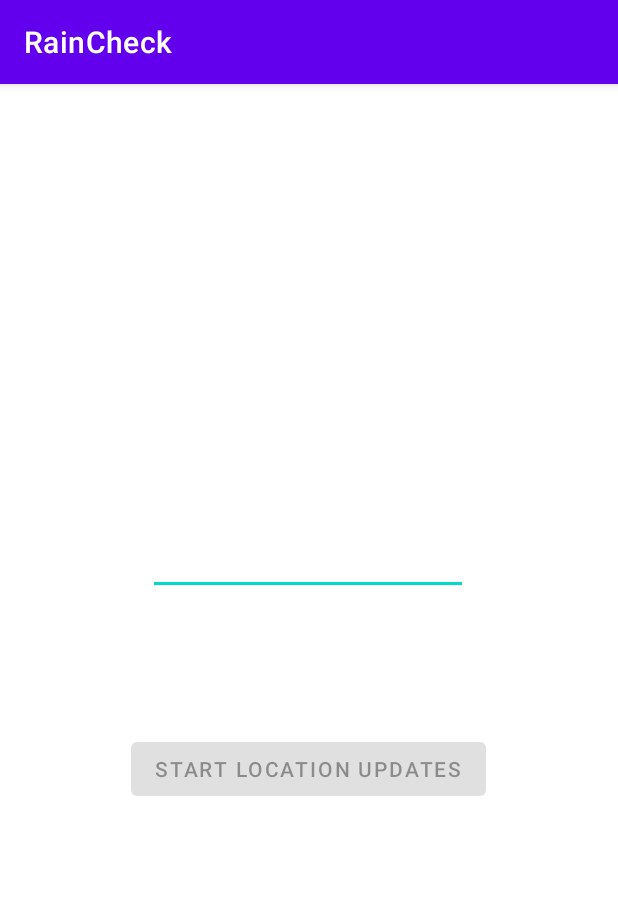
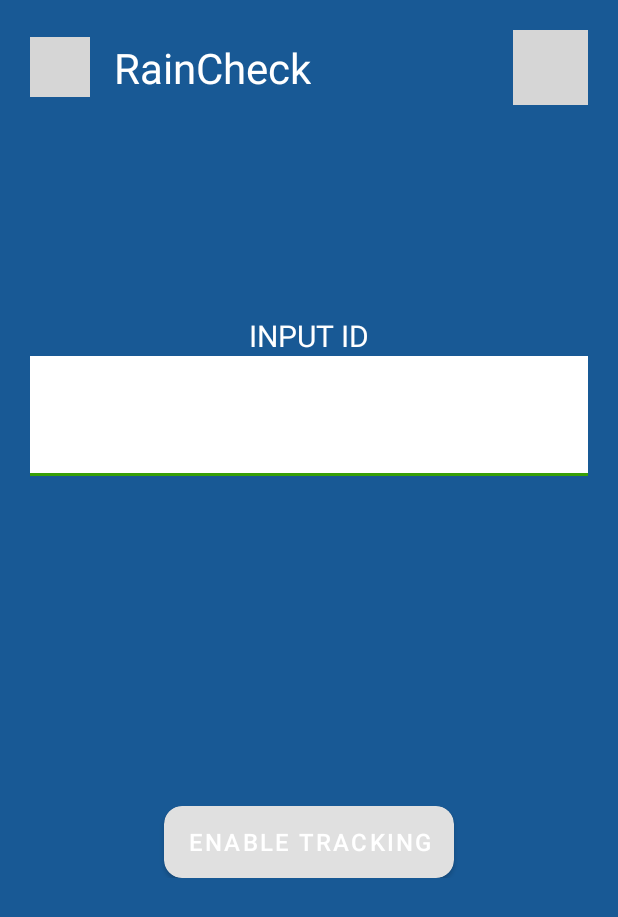
Before and after one commit to dlcscar412/Nowcast_Mobile_App, an Android app: the screen it shows after launch (MainActivity), on a phone screen of 412 x 824 dp. Shown: the top 917 px of the screen. Run offline under Robolectric (Android 15) with nearby library versions, the phone set to English and light mode, and no system bars; our stand-ins replace Firebase (no records; nobody signed in at launch, a user with empty details on screens opened directly); grey boxes are pictures that could not be loaded.

Commit message:
Initial Commit of App Alpha Build

```diff
--- a/app/src/main/java/com/example/nowcast/MainActivity.kt
+++ b/app/src/main/java/com/example/nowcast/MainActivity.kt
@@ -1,6 +1,7 @@
 package com.example.nowcast
 
 import android.Manifest
+import android.annotation.SuppressLint
 import android.content.pm.PackageManager
 import android.location.Location
 import androidx.appcompat.app.AppCompatActivity
@@ -20,10 +21,14 @@ import com.google.firebase.database.FirebaseDatabase
 import android.content.SharedPreferences;
 import android.text.Editable
 import android.text.TextWatcher
+import android.view.View
+import android.widget.TextView
+import com.google.android.material.textfield.TextInputEditText
 
 class MainActivity : AppCompatActivity() {
     private lateinit var startBtn: Button
-    private lateinit var idEditText: EditText
+    private lateinit var idEditText: TextInputEditText
+    private lateinit var idTrackingText: TextView
     private var locationUpdatesEnabled = false
 
     private lateinit var databaseReference: DatabaseReference
@@ -63,9 +68,11 @@ class MainActivity : AppCompatActivity() {
         locationUpdatesEnabled = false
 
         startBtn = findViewById(R.id.btn_start)
+        idEditText = findViewById(R.id.editTextId)
+        idTrackingText = findViewById(R.id.trackingTextId)
+
         startBtn.isEnabled = false
-        idEditText = findViewById(R.id.editTextId)
-
+        idTrackingText.visibility = View.GONE
         idEditText.addTextChangedListener(object : TextWatcher {
             override fun beforeTextChanged(p0: CharSequence?, p1: Int, p2: Int, p3: Int) {
             }
@@ -93,6 +100,7 @@ class MainActivity : AppCompatActivity() {
         }
     }
 
+    @SuppressLint("MissingPermission")
     private fun getLocationUpdates() {
         val locationRequest = LocationRequest.create().apply {
             priority = LocationRequest.PRIORITY_HIGH_ACCURACY
@@ -104,15 +112,17 @@ class MainActivity : AppCompatActivity() {
 
     private fun startLocationUpdates() {
         locationUpdatesEnabled = true
-        startBtn.text = "Stop Location Updates"
+        startBtn.text = "Disable Tracking"
         getLocationUpdates()
         idEditText.isEnabled = false
+        idTrackingText.visibility = View.VISIBLE
     }
 
     private fun stopLocationUpdates() {
         locationUpdatesEnabled = false
-        startBtn.text = "Start Location Updates"
+        startBtn.text = "Enable Tracking"
         fusedLocationProviderClient.removeLocationUpdates(locationCallback)
         idEditText.isEnabled = true
+        idTrackingText.visibility = View.GONE
     }
 }
--- a/app/src/main/res/layout/activity_main.xml
+++ b/app/src/main/res/layout/activity_main.xml
@@ -1,35 +1,113 @@
 <?xml version="1.0" encoding="utf-8"?>
-<androidx.constraintlayout.widget.ConstraintLayout xmlns:android="http://schemas.android.com/apk/res/android"
+<LinearLayout xmlns:android="http://schemas.android.com/apk/res/android"
     xmlns:app="http://schemas.android.com/apk/res-auto"
     xmlns:tools="http://schemas.android.com/tools"
     android:layout_width="match_parent"
     android:layout_height="match_parent"
+    android:orientation="vertical"
+    android:background="@color/bg_color_blue"
     tools:context=".MainActivity">
+    <RelativeLayout
+        android:layout_width="match_parent"
+        android:layout_height="wrap_content"
+        android:padding="20dp">
+        <ImageView
+            android:id="@+id/menu_icon"
+            android:layout_alignParentLeft="true"
+            android:layout_centerVertical="true"
+            android:layout_height="40dp"
+            android:layout_width="40dp"
+            android:src="@drawable/menu_icon" />
 
-    <Button
-        android:id="@+id/btn_start"
-        android:layout_width="wrap_content"
+        <TextView
+            android:id="@+id/app_name"
+            android:layout_toRightOf="@+id/menu_icon"
+            android:layout_marginLeft="16dp"
+            android:layout_centerVertical="true"
+            android:layout_width="wrap_content"
+            android:layout_height="wrap_content"
+            android:text="@string/app_name"
+            android:textColor="@color/white"
+            android:textSize="28sp" />
+
+        <ImageView
+            android:layout_alignParentRight="true"
+            android:layout_centerVertical="true"
+            android:layout_height="50dp"
+            android:layout_width="50dp"
+            android:src="@drawable/driver_photo" />
+    </RelativeLayout>
+    <RelativeLayout
+        android:layout_width="match_parent"
         android:layout_height="wrap_content"
-        android:text="Start Location Updates"
-        app:layout_constraintBottom_toBottomOf="parent"
-        app:layout_constraintEnd_toEndOf="parent"
-        app:layout_constraintHorizontal_bias="0.498"
-        app:layout_constraintStart_toStartOf="parent"
-        app:layout_constraintTop_toTopOf="parent"
-        app:layout_constraintVertical_bias="0.601" />
+        android:layout_marginTop="100dp"
+        android:padding="20dp">
+        <TextView
+            android:id="@+id/inputId"
+            android:layout_width="wrap_content"
+            android:layout_height="wrap_content"
+            android:layout_centerHorizontal="true"
+            android:text="INPUT ID"
+            android:textColor="@color/white"
+            android:textSize="20dp" />
+        <com.google.android.material.textfield.TextInputLayout
+            android:layout_width="match_parent"
+            android:layout_height="wrap_content"
+            android:layout_below="@id/inputId">
 
-    <EditText
-        android:id="@+id/editTextId"
-        android:layout_width="wrap_content"
+            <com.google.android.material.textfield.TextInputEditText
+                android:id="@+id/editTextId"
+                android:layout_width="match_parent"
+                android:layout_height="80dp"
+                android:textSize="32dp"
+                android:inputType="textPersonName"
+                android:text="Text"
+                android:textAlignment="center"
+                android:textColor="@color/black"
+                android:background="@color/white"
+                android:layout_centerHorizontal="true"/>
+        </com.google.android.material.textfield.TextInputLayout>
+    </RelativeLayout>
+    <RelativeLayout
+        android:layout_width="match_parent"
         android:layout_height="wrap_content"
-        android:ems="10"
-        android:inputType="textPersonName"
-        android:text="Name"
-        app:layout_constraintBottom_toBottomOf="parent"
-        app:layout_constraintEnd_toEndOf="parent"
-        app:layout_constraintHorizontal_bias="0.497"
-        app:layout_constraintStart_toStartOf="parent"
-        app:layout_constraintTop_toTopOf="parent"
-        app:layout_constraintVertical_bias="0.409" />
+        android:layout_marginTop="50dp"
+        android:layout_gravity="bottom"
+        android:padding="10dp">
 
-</androidx.constraintlayout.widget.ConstraintLayout>
+        <TextView
+            android:id="@+id/trackingTextId"
+            android:layout_width="wrap_content"
+            android:layout_height="wrap_content"
+            android:layout_centerInParent="true"
+            android:text="Tracking Enabled"
+            android:textColor="@color/white"
+            android:textSize="32dp" />
+    </RelativeLayout>
+    <RelativeLayout
+        android:layout_width="match_parent"
+        android:layout_height="wrap_content"
+        android:layout_marginTop="120dp"
+        android:layout_gravity="bottom"
+        android:padding="20dp">
+
+        <androidx.cardview.widget.CardView
+            android:layout_width="wrap_content"
+            android:layout_height="wrap_content"
+            android:layout_centerHorizontal="true"
+            app:cardCornerRadius="12dp">
+
+            <Button
+                android:id="@+id/btn_start"
+                android:layout_width="wrap_content"
+                android:layout_height="wrap_content"
+                android:text="Enable Tracking"
+                android:background="@color/colorPrimary"
+                android:textColor="@color/white"
+                android:textSize="16dp"
+                />
+
+        </androidx.cardview.widget.CardView>
+    </RelativeLayout>
+
+</LinearLayout>
--- a/app/src/main/res/values-night/themes.xml
+++ b/app/src/main/res/values-night/themes.xml
@@ -1,16 +1,12 @@
 <resources xmlns:tools="http://schemas.android.com/tools">
     <!-- Base application theme. -->
-    <style name="Theme.Nowcast" parent="Theme.MaterialComponents.DayNight.DarkActionBar">
+    <style name="Theme.Nowcast" parent="Theme.MaterialComponents.DayNight.NoActionBar">
         <!-- Primary brand color. -->
-        <item name="colorPrimary">@color/purple_200</item>
-        <item name="colorPrimaryVariant">@color/purple_700</item>
+        <item name="colorPrimary">@color/button_color</item>
+        <item name="colorPrimaryVariant">@color/button_color</item>
         <item name="colorOnPrimary">@color/black</item>
-        <!-- Secondary brand color. -->
-        <item name="colorSecondary">@color/teal_200</item>
-        <item name="colorSecondaryVariant">@color/teal_200</item>
-        <item name="colorOnSecondary">@color/black</item>
         <!-- Status bar color. -->
-        <item name="android:statusBarColor">?attr/colorPrimaryVariant</item>
+        <item name="android:statusBarColor">@color/bg_color_blue</item>
         <!-- Customize your theme here. -->
     </style>
 </resources>
--- a/app/src/main/res/values/colors.xml
+++ b/app/src/main/res/values/colors.xml
@@ -5,25 +5,10 @@
 	<color name="colorPrimary">#008577</color>
 	<color name="colorPrimaryDark">#00574B</color>
 	<color name="colorAccent">#D81B60</color>
-	<color name="purple_200">#FFBB86FC</color>
-	<color name="purple_500">#FF6200EE</color>
-	<color name="purple_700">#FF3700B3</color>
-	<color name="teal_200">#FF03DAC5</color>
-	<color name="teal_700">#FF018786</color>
 	<color name="black">#FF000000</color>
 	<color name="white">#FFFFFFFF</color>
 
-	<color name="_bg__mobile_app_untracked_color">#FFFFFF</color>
-	<color name="rectangle_7_color">#23517C</color>
-	<color name="_bg__group_5_ek1_color">#000000</color>
-	<color name="ellipse_9_color">#1D5181</color>
-	<color name="ellipse_7_color">#1C578D</color>
-	<color name="ellipse_12_color">#104C83</color>
-	<color name="ellipse_5_color">#175894</color>
-	<color name="ellipse_6_color">#1F578A</color>
-	<color name="ellipse_8_color">#205281</color>
-	<color name="ellipse_10_color">#184F81</color>
-	<color name="__41_lorem_st___barangay_ipsum__dolor_city_color">#7E7878</color>
-	<color name="rectangle_8_ek3_color">#379F07</color>
-	<color name="bg_color">#222227</color>
+	<color name="bg_color_blue">#185995</color>
+	<color name="button_color">#389F07</color>
+
 </resources>
--- a/app/src/main/res/values/strings.xml
+++ b/app/src/main/res/values/strings.xml
@@ -2,4 +2,5 @@
 <resources>
 	<string name="app_name">RainCheck</string>
 	<string name="hello_world">Hello World!</string>
+	<string name="search_text">Hello World!</string>
 </resources>
--- a/app/src/main/res/values/styles.xml
+++ b/app/src/main/res/values/styles.xml
@@ -2,7 +2,7 @@
 <resources>
 	<!-- mobile_app_untracked styles -->
 
-	<style name="AppTheme" parent="Theme.AppCompat.Light.DarkActionBar">
+	<style name="AppTheme" parent="Theme.AppCompat.Light.NoActionBar">
 		<item name="colorPrimary">@color/colorPrimary</item>
 		<item name="colorPrimaryDark">@color/colorPrimaryDark</item>
 		<item name="colorAccent">@color/colorAccent</item>
--- a/app/src/main/res/values/themes.xml
+++ b/app/src/main/res/values/themes.xml
@@ -1,16 +1,12 @@
 <resources xmlns:tools="http://schemas.android.com/tools">
     <!-- Base application theme. -->
-    <style name="Theme.Nowcast" parent="Theme.MaterialComponents.DayNight.DarkActionBar">
+    <style name="Theme.Nowcast" parent="Theme.MaterialComponents.DayNight.NoActionBar">
         <!-- Primary brand color. -->
-        <item name="colorPrimary">@color/purple_500</item>
-        <item name="colorPrimaryVariant">@color/purple_700</item>
-        <item name="colorOnPrimary">@color/white</item>
-        <!-- Secondary brand color. -->
-        <item name="colorSecondary">@color/teal_200</item>
-        <item name="colorSecondaryVariant">@color/teal_700</item>
-        <item name="colorOnSecondary">@color/black</item>
+        <item name="colorPrimary">@color/button_color</item>
+        <item name="colorPrimaryVariant">@color/button_color</item>
+        <item name="colorOnPrimary">@color/black</item>
         <!-- Status bar color. -->
-        <item name="android:statusBarColor">?attr/colorPrimaryVariant</item>
+        <item name="android:statusBarColor">@color/bg_color_blue</item>
         <!-- Customize your theme here. -->
     </style>
 </resources>
```
